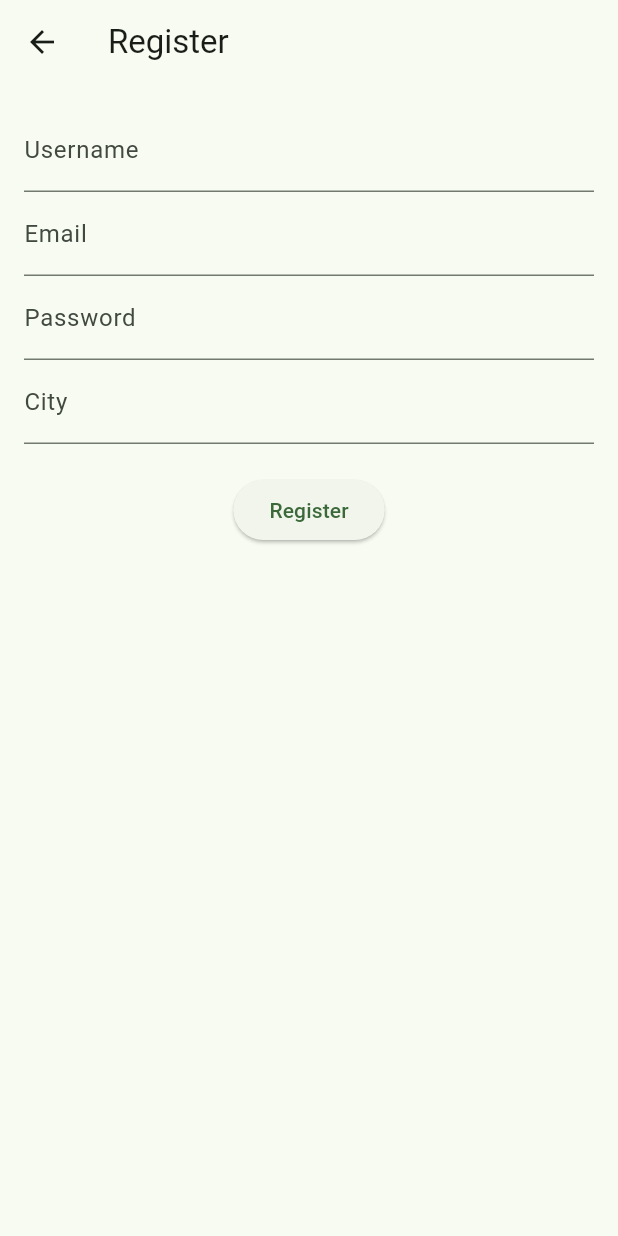
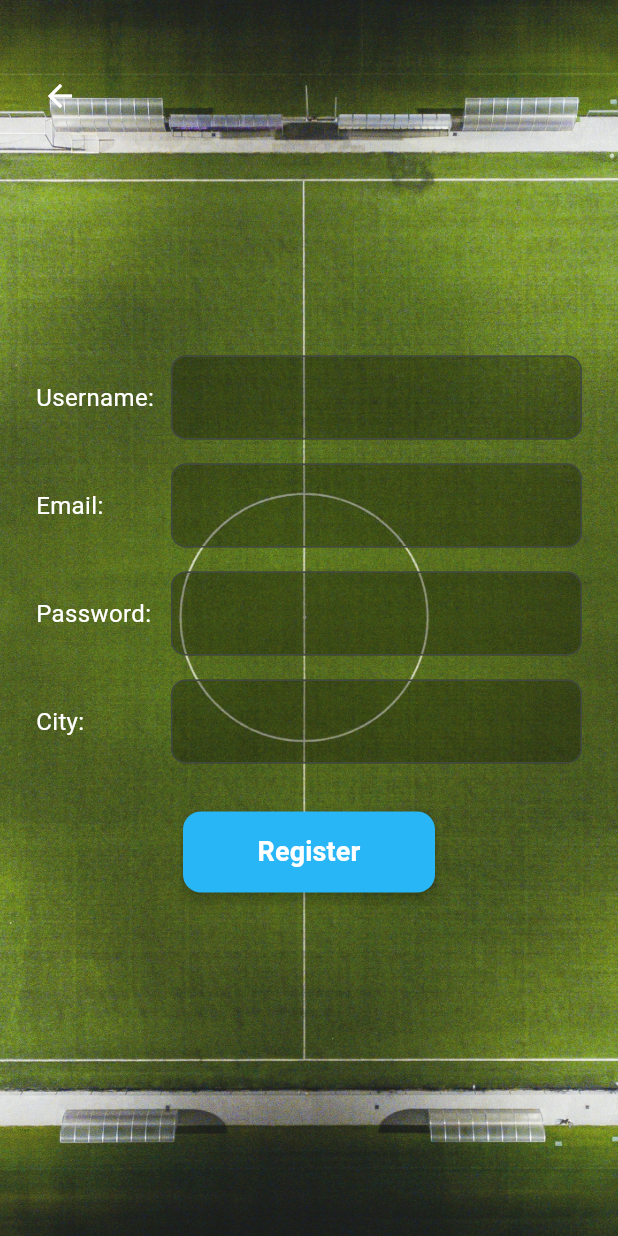
Before and after one commit to 24luca24/Find-The-Pitch, a Flutter app: the screen it shows after launch, after a tap on "Register", on a phone screen of 412 x 824 dp. Run offline on Flutter 3.47's test engine with Material 3 defaults, Android fonts, the phone set to English and light mode, and no system bars; our stand-ins replace logger, shared_preferences.

Commit message:
improving frontend graphics

```diff
--- /dev/null
+++ b/frontend/lib/constants/image_path.dart
@@ -0,0 +1,5 @@
+class ImagePath {
+  static const welcome_background = "assets/images/welcome_background.jpg";
+  static const background_registration = "assets/images/background_registration.jpg";
+  static const background_login = "assets/images/background_login.jpg";
+}
--- /dev/null
+++ b/frontend/lib/design/registration_design.dart
@@ -0,0 +1,135 @@
+import 'package:flutter/material.dart';
+import 'package:frontend/constants/image_path.dart';
+import '../widgets/primary_button.dart';
+
+class RegistrationDesign extends StatelessWidget {
+  final VoidCallback onRegisterPressed;
+  final VoidCallback onLoginPressed;
+  final TextEditingController usernameController;
+  final TextEditingController emailController;
+  final TextEditingController passwordController;
+  final TextEditingController cityController;
+  final GlobalKey<FormState> formKey;
+  final bool isLoading;
+
+  const RegistrationDesign({
+    super.key,
+    required this.onLoginPressed,
+    required this.onRegisterPressed,
+    required this.usernameController,
+    required this.emailController,
+    required this.passwordController,
+    required this.cityController,
+    required this.formKey,
+    required this.isLoading,
+  });
+
+  @override
+  Widget build(BuildContext context) {
+    return Stack(
+      children: [
+        // Background image
+        Opacity(
+          opacity: 0.9,
+          child: Image.asset(
+            ImagePath.background_registration,
+            fit: BoxFit.cover,
+            width: double.infinity,
+            height: double.infinity,
+          ),
+        ),
+
+        // Back button
+        Positioned(
+          top: 40,
+          left: 16,
+          child: IconButton(
+            icon: const Icon(Icons.arrow_back, color: Colors.white),
+            onPressed: onLoginPressed,
+          ),
+        ),
+
+        // Form content
+        Center(
+          child: SingleChildScrollView(
+            padding: const EdgeInsets.symmetric(horizontal: 24),
+            child: Form(
+              key: formKey,
+              child: ConstrainedBox(
+                constraints: const BoxConstraints(maxWidth: 400),
+                child: Column(
+                  mainAxisSize: MainAxisSize.min,
+                  children: [
+                    _buildLabeledField("Username", usernameController, validator: (val) {
+                      if (val == null || val.isEmpty) return "Please enter username";
+                      return null;
+                    }),
+                    _buildLabeledField("Email", emailController, validator: (val) {
+                      if (val == null || val.isEmpty) return "Please enter email";
+                      return null;
+                    }),
+                    _buildLabeledField("Password", passwordController,
+                        obscure: true,
+                        validator: (val) {
+                          if (val == null || val.length < 6) return "Min 6 characters";
+                          return null;
+                        }),
+                    _buildLabeledField("City", cityController),
+                    const SizedBox(height: 24),
+                    isLoading
+                        ? const CircularProgressIndicator()
+                        : SizedBox(
+                      width: 200, // Narrower button
+                      child: PrimaryButton(
+                        text: "Register",
+                        onPressed: onRegisterPressed,
+                      ),
+                    ),
+                  ],
+                ),
+              ),
+            ),
+          ),
+        ),
+      ],
+    );
+  }
+
+  Widget _buildLabeledField(
+      String label,
+      TextEditingController controller, {
+        bool obscure = false,
+        String? Function(String?)? validator,
+      }) {
+    return Padding(
+      padding: const EdgeInsets.symmetric(vertical: 8),
+      child: Row(
+        crossAxisAlignment: CrossAxisAlignment.center,
+        children: [
+          SizedBox(
+            width: 90,
+            child: Text(
+              "$label:",
+              style: const TextStyle(color: Colors.white, fontSize: 16),
+            ),
+          ),
+          Expanded(
+            child: TextFormField(
+              controller: controller,
+              obscureText: obscure,
+              validator: validator,
+              style: const TextStyle(color: Colors.white),
+              decoration: InputDecoration(
+                filled: true,
+                fillColor: Colors.black.withOpacity(0.3),
+                border: OutlineInputBorder(
+                  borderRadius: BorderRadius.circular(10),
+                ),
+              ),
+            ),
+          ),
+        ],
+      ),
+    );
+  }
+}
--- /dev/null
+++ b/frontend/lib/design/welcome_design.dart
@@ -0,0 +1,70 @@
+import 'package:flutter/material.dart';
+import 'package:frontend/constants/image_path.dart';
+import '../widgets/primary_button.dart';
+
+class WelcomeDesign extends StatelessWidget {
+  final VoidCallback onLoginPressed;
+  final VoidCallback onRegisterPressed;
+
+  const WelcomeDesign({
+    super.key,
+    required this.onLoginPressed,
+    required this.onRegisterPressed,
+  });
+
+  @override
+  Widget build(BuildContext context) {
+    return Stack(
+      children: [
+        //Background image with 85% opacity
+        Opacity(
+          opacity: 0.90,
+          child: Image.asset(
+            ImagePath.welcome_background, //"assets/images/welcome_background.jpg""
+            fit: BoxFit.cover,
+            width: double.infinity,
+            height: double.infinity,
+          ),
+        ),
+
+        // Foreground content
+        Center(
+          child: Padding(
+            padding: const EdgeInsets.symmetric(horizontal: 24.0),
+            child: Column(
+              mainAxisAlignment: MainAxisAlignment.center,
+              children: [
+                const Text(
+                  "Welcome to Find the Pitch!",
+                  style: TextStyle(
+                    fontSize: 56,
+                    fontWeight: FontWeight.bold,
+                    color: Colors.white,
+                    shadows: [
+                      Shadow(
+                        offset: Offset(0, 1),
+                        blurRadius: 4,
+                        color: Colors.black54,
+                      )
+                    ],
+                  ),
+                  textAlign: TextAlign.center,
+                ),
+                const SizedBox(height: 60),
+                PrimaryButton(
+                  text: "Login",
+                  onPressed: onLoginPressed,
+                ),
+                const SizedBox(height: 16),
+                PrimaryButton(
+                  text: "Register",
+                  onPressed: onRegisterPressed,
+                ),
+              ],
+            ),
+          ),
+        ),
+      ],
+    );
+  }
+}
--- a/frontend/lib/screens/register_screen.dart
+++ b/frontend/lib/screens/register_screen.dart
@@ -1,7 +1,6 @@
-//StatefulWidget -> change because user can type in the fields
 import 'package:flutter/material.dart';
-
-import '../services/auth_service.dart';
+import 'package:frontend/services/auth_service.dart';
+import '../design/registration_design.dart';
 import 'login_screen.dart';
 
 class RegisterScreen extends StatefulWidget {
@@ -39,7 +38,6 @@ class _RegisterScreenState extends State<RegisterScreen> {
           context,
           MaterialPageRoute(builder: (_) => const LoginScreen()),
         );
-        // Optionally navigate
       } else {
         ScaffoldMessenger.of(context).showSnackBar(
           const SnackBar(content: Text("Registration failed.")),
@@ -51,46 +49,15 @@ class _RegisterScreenState extends State<RegisterScreen> {
   @override
   Widget build(BuildContext context) {
     return Scaffold(
-      appBar: AppBar(title: const Text("Register")),
-      body: Padding(
-        padding: const EdgeInsets.all(16.0),
-        child: Form(
-          key: _formKey,
-          child: Column(
-            children: [
-              TextFormField(
-                controller: _usernameController,
-                decoration: const InputDecoration(labelText: "Username"),
-                validator: (value) =>
-                  value!.isEmpty ? "Please enter username" : null,
-              ),
-              TextFormField(
-                controller: _emailController,
-                decoration: const InputDecoration(labelText: "Email"),
-                validator: (value) =>
-                value!.isEmpty ? "Please enter email" : null,
-              ),
-              TextFormField(
-                controller: _passwordController,
-                decoration: const InputDecoration(labelText: "Password"),
-                obscureText: true,
-                validator: (value) =>
-                value!.length < 6 ? "Min 6 characters" : null,
-              ),
-              TextFormField(
-                controller: _cityController,
-                decoration: const InputDecoration(labelText: "City"),
-              ),
-              const SizedBox(height: 20),
-              isLoading
-                  ? const CircularProgressIndicator()
-                  : ElevatedButton(
-                onPressed: _register,
-                child: const Text("Register"),
-              )
-            ],
-          ),
-        ),
+      body: RegistrationDesign(
+        onLoginPressed: () => Navigator.pop(context),
+        onRegisterPressed: _register,
+        usernameController: _usernameController,
+        emailController: _emailController,
+        passwordController: _passwordController,
+        cityController: _cityController,
+        formKey: _formKey,
+        isLoading: isLoading,
       ),
     );
   }
--- a/frontend/lib/screens/welcome_screen.dart
+++ b/frontend/lib/screens/welcome_screen.dart
@@ -1,4 +1,5 @@
 import 'package:flutter/material.dart';
+import '../design/welcome_design.dart';
 import 'login_screen.dart';
 import 'register_screen.dart';
 
@@ -8,40 +9,19 @@ class WelcomeScreen extends StatelessWidget {
   @override
   Widget build(BuildContext context) {
     return Scaffold(
-      appBar: AppBar(title: const Text("Welcome")),
-      body: Center(
-        child: Padding(
-          padding: const EdgeInsets.symmetric(horizontal: 24.0),
-          child: Column(
-            mainAxisAlignment: MainAxisAlignment.center,
-            children: [
-              const Text(
-                "Welcome to the App!",
-                style: TextStyle(fontSize: 24, fontWeight: FontWeight.bold),
-              ),
-              const SizedBox(height: 40),
-              ElevatedButton(
-                onPressed: () {
+      body: WelcomeDesign(
+        onLoginPressed: () {
           Navigator.push(
             context,
             MaterialPageRoute(builder: (_) => const LoginScreen()),
           );
         },
-                child: const Text("Login"),
-              ),
-              const SizedBox(height: 16),
-              OutlinedButton(
-                onPressed: () {
+        onRegisterPressed: () {
           Navigator.push(
             context,
             MaterialPageRoute(builder: (_) => const RegisterScreen()),
           );
         },
-                child: const Text("Register"),
-              ),
-            ],
-          ),
-        ),
       ),
     );
   }
--- /dev/null
+++ b/frontend/lib/widgets/primary_button.dart
@@ -0,0 +1,62 @@
+import 'package:flutter/material.dart';
+
+class PrimaryButton extends StatelessWidget {
+  final String text;
+  final VoidCallback onPressed;
+
+  const PrimaryButton({
+    super.key,
+    required this.text,
+    required this.onPressed,
+  });
+
+  @override
+  Widget build(BuildContext context) {
+    double deviceWidth = MediaQuery.of(context).size.width;
+
+    // Limit max width of button to 400 px or 80% of screen width, whichever is smaller
+    double maxButtonWidth = deviceWidth * 0.8;
+    if (maxButtonWidth > 400) maxButtonWidth = 400;
+
+    // Use fixed vertical padding for better control
+    double verticalPadding = 14;
+
+    // Font size: scale for small screens but cap on big screens
+    double fontSize = deviceWidth < 400 ? deviceWidth * 0.045 : 18;
+
+    return Center(
+      child: Container(
+        width: maxButtonWidth,
+        margin: const EdgeInsets.symmetric(horizontal: 16),
+        child: ElevatedButton(
+          onPressed: onPressed,
+          style: ButtonStyle(
+            backgroundColor: MaterialStateColor.resolveWith((states) {
+              if (states.contains(MaterialState.hovered)) {
+                return Colors.lightBlue.shade700; // hover color
+              }
+              return Colors.lightBlue.shade400; // normal color
+            }),
+            foregroundColor: MaterialStateColor.resolveWith((_) => Colors.white),
+            padding: MaterialStateProperty.all(
+              EdgeInsets.symmetric(vertical: verticalPadding),
+            ),
+            shape: MaterialStateProperty.all(
+              RoundedRectangleBorder(
+                borderRadius: BorderRadius.circular(12),
+              ),
+            ),
+            elevation: MaterialStateProperty.all(4),
+          ),
+          child: Text(
+            text,
+            style: TextStyle(
+              fontSize: fontSize,
+              fontWeight: FontWeight.bold,
+            ),
+          ),
+        ),
+      ),
+    );
+  }
+}
--- a/frontend/pubspec.yaml
+++ b/frontend/pubspec.yaml
@@ -64,7 +64,10 @@ flutter:
   # assets:
   #   - images/a_dot_burr.jpeg
   #   - images/a_dot_ham.jpeg
-
+  assets:
+    - assets/images/welcome_background.jpg
+    - assets/images/background_registration.jpg
+    - assets/images/background_login.jpg
   # An image asset can refer to one or more resolution-specific "variants", see
   # https://flutter.dev/to/resolution-aware-images
 
```
Also changed, not shown: frontend/assets/images/background_login.jpg (added), frontend/assets/images/background_registration.jpg (added), frontend/lib/design/login_design.dart (added), 1 other file. Lines whose indentation alone changed are shown as unchanged.
